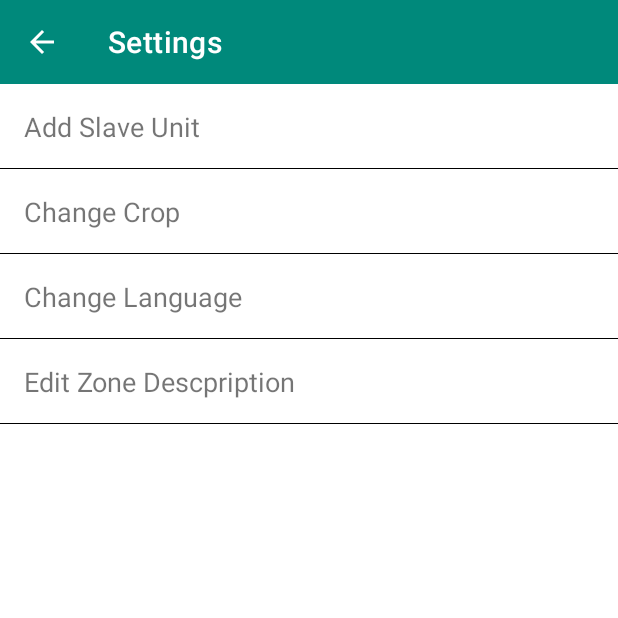
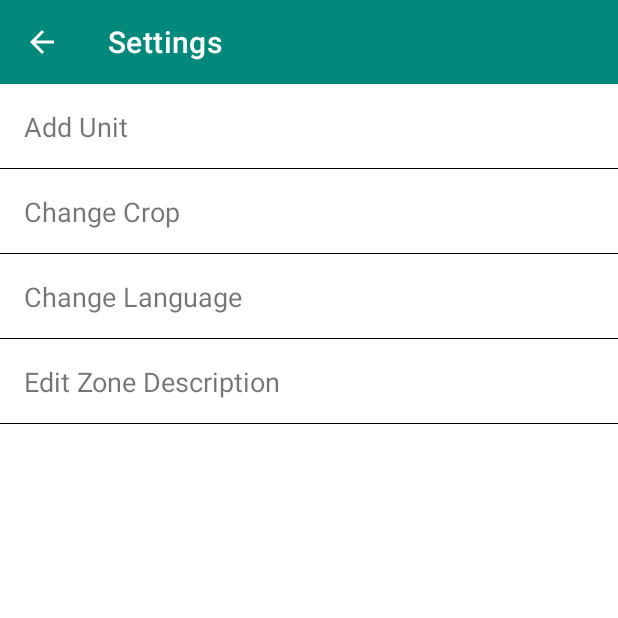
Before and after one commit to kaustubh98/Plant-and-soil-monitoring-system, an Android app: the screen it shows after launch once a user with an empty profile is signed in (Settings), in the options menu, after a tap on "Settings", on a phone screen of 412 x 824 dp, the top half of it. Run offline under Robolectric (Android 15) with nearby library versions, the phone set to English and light mode, and no system bars; our stand-ins replace Firebase (no records; nobody signed in at launch, a user with empty details on screens opened directly); libraries missing offline, so code that uses them is left out: com.itextpdf.text; 1 statement that could not run was skipped.

Commit message:
Added Multilanguage Support and resolved zones bug

```diff
--- a/app/src/main/java/com/example/plantmonitoringsystem/Fragments/FragmentAverage.java
+++ b/app/src/main/java/com/example/plantmonitoringsystem/Fragments/FragmentAverage.java
@@ -46,7 +46,6 @@ public class FragmentAverage extends Fragment {
     private RecyclerView recyclerView;
     private LinearLayout nullview;
     private static String moisture,humidity,temp,light;
-    private ProgressDialog progressDialog;
 
     public FragmentAverage() {
         // Required empty public constructor
@@ -116,18 +115,17 @@ public class FragmentAverage extends Fragment {
                     values.add(1, humidity);
                     values.add(2, moisture);
                     values.add(3, light);
-                    CardViewAdapter adapter = new CardViewAdapter(values);
+                    CardViewAdapter adapter = new CardViewAdapter(getContext(),values);
                     recyclerView.setVisibility(View.VISIBLE);
                     nullview.setVisibility(View.GONE);
                     recyclerView.setAdapter(adapter);
                     recyclerView.setLayoutManager(new GridLayoutManager(getContext(), 2));
 
-                    progressDialog.dismiss();
-
                     //for handling click events
                     adapter.setListener(new CardViewAdapter.Listener() {
                         @Override
                         public void onClick(int position) {
+
                             switch (position) {
                                 case 0:
                                     i.putExtra("Parameter", "Temperature");
--- a/app/src/main/java/com/example/plantmonitoringsystem/Fragments/FragmentZonal.java
+++ b/app/src/main/java/com/example/plantmonitoringsystem/Fragments/FragmentZonal.java
@@ -42,6 +42,7 @@ public class FragmentZonal extends Fragment {
     private ArrayList<Float> Tlist = new ArrayList<Float>();
     private ArrayList<Float> Hlist = new ArrayList<Float>();
     private ArrayList<Float> Mlist = new ArrayList<Float>();
+    private ArrayList<String>ZoneID = new ArrayList<>();
     private ArrayList<String> desList = new ArrayList<String>();
     private DatabaseReference reference;
     private FirebaseUser user;
@@ -84,6 +85,9 @@ public class FragmentZonal extends Fragment {
                 DataSnapshot light = dataSnapshot.child("LightIntensity");
                 DataSnapshot moitst = dataSnapshot.child("Moisture");
 
+                ZoneID.add(0,dataSnapshot.getKey());
+                Log.e("Key", dataSnapshot.getKey() );
+
                 for (DataSnapshot child : humid.getChildren()) {
                     humidity = child.getValue(String.class).split("_")[0];
                 }
@@ -124,7 +128,7 @@ public class FragmentZonal extends Fragment {
                         Intent intent = new Intent(getContext(), ZonalDetails.class);
                         intent.putExtra("Title",desList.get(position));
                         int temp = position+1;
-                        intent.putExtra("ZoneID","zone"+temp);
+                        intent.putExtra("ZoneID",ZoneID.get(position));
                         startActivity(intent);
                     }
                 });
--- a/app/src/main/java/com/example/plantmonitoringsystem/MainActivity.java
+++ b/app/src/main/java/com/example/plantmonitoringsystem/MainActivity.java
@@ -123,7 +123,7 @@ public class MainActivity extends AppCompatActivity {
 
                     try {
                         if (dataSnapshot.getValue(Integer.class) != 0) {
-                            PagerAdapter adapter = new PagerAdapter(getSupportFragmentManager());
+                            PagerAdapter adapter = new PagerAdapter(getSupportFragmentManager(),getBaseContext());
                             ViewPager viewPager = findViewById(R.id.view_pager);
                             viewPager.setAdapter(adapter);
                             TabLayout tabLayout = findViewById(R.id.tabs);
--- a/app/src/main/java/com/example/plantmonitoringsystem/Settings.java
+++ b/app/src/main/java/com/example/plantmonitoringsystem/Settings.java
@@ -1,12 +1,20 @@
 package com.example.plantmonitoringsystem;
 
 import androidx.appcompat.app.ActionBar;
+import androidx.appcompat.app.AlertDialog;
 import androidx.appcompat.app.AppCompatActivity;
 import androidx.appcompat.widget.Toolbar;
 
+import android.app.Activity;
+import android.content.DialogInterface;
 import android.content.Intent;
+import android.content.SharedPreferences;
+import android.content.res.Configuration;
 import android.os.Bundle;
 import android.view.View;
+import android.widget.TextView;
+
+import java.util.Locale;
 
 public class Settings extends AppCompatActivity {
 
@@ -15,11 +23,14 @@ public class Settings extends AppCompatActivity {
         super.onCreate(savedInstanceState);
         setContentView(R.layout.activity_settings);
 
+        //load the language
+        loadLocale();
+
         //setup toolbar
         Toolbar toolbar = findViewById(R.id.toolbar_setting);
         setSupportActionBar(toolbar);
         ActionBar actionBar = getSupportActionBar();
-        actionBar.setTitle("Settings");
+        actionBar.setTitle(R.string.settings);
         actionBar.setDisplayHomeAsUpEnabled(true);
     }
 
@@ -27,4 +38,55 @@ public class Settings extends AppCompatActivity {
         Intent i = new Intent(Settings.this,ConfigureHardware.class);
         startActivity(i);
     }
+
+    //change language
+    public void changeLanguage(View view){
+        String[] languages = {"English","हिन्दी","ગુજરાતી"};
+
+        final AlertDialog.Builder builder = new AlertDialog.Builder(this);
+        builder.setTitle(R.string.chooseLanguge);
+        builder.setSingleChoiceItems(languages, -1, new DialogInterface.OnClickListener() {
+            @Override
+            public void onClick(DialogInterface dialogInterface, int i) {
+
+                //set the language
+                switch (i){
+                    case 0:
+                        setlocale("en");
+                        break;
+                    case 1:
+                        setlocale("hi");
+                        break;
+                    case 2:
+                        setlocale("gu");
+                        break;
+                }
+
+                dialogInterface.dismiss();
+            }
+        });
+
+        AlertDialog dialog = builder.create();
+        dialog.show();
+    }
+
+    private void setlocale(String language){
+
+        Locale locale = new Locale(language);
+        Locale.setDefault(locale);
+        Configuration configuration = new Configuration();
+        configuration.locale = locale;
+        getBaseContext().getResources().updateConfiguration(configuration,getBaseContext().getResources().getDisplayMetrics());
+
+        //save the settings
+        SharedPreferences.Editor editor = getSharedPreferences("Settings", Activity.MODE_PRIVATE).edit();
+        editor.putString("Language",language);
+        editor.apply();
+    }
+
+    public void loadLocale(){
+        SharedPreferences prefs = getSharedPreferences("Settings", Activity.MODE_PRIVATE);
+        String language = prefs.getString("Language","");
+        setlocale(language);
+    }
 }
--- a/app/src/main/java/com/example/plantmonitoringsystem/ZonalDetails.java
+++ b/app/src/main/java/com/example/plantmonitoringsystem/ZonalDetails.java
@@ -36,7 +36,7 @@ public class ZonalDetails extends AppCompatActivity {
         }
 
         //set up the fragments
-        ZonalDetailAdapater adapter = new ZonalDetailAdapater(getSupportFragmentManager(),zoneID);
+        ZonalDetailAdapater adapter = new ZonalDetailAdapater(getSupportFragmentManager(),getBaseContext(),zoneID);
         ViewPager viewPager = findViewById(R.id.view_pager_Zonal);
         TabLayout tabLayout = findViewById(R.id.tabsZonal);
         viewPager.setAdapter(adapter);
--- a/app/src/main/res/layout/activity_settings.xml
+++ b/app/src/main/res/layout/activity_settings.xml
@@ -21,7 +21,7 @@
         android:layout_height="@dimen/settingTextViewLength"
         android:layout_marginTop="@dimen/SettingTextLeftPadding"
         android:layout_marginBottom="@dimen/SettingTextLeftPadding"
-        android:text="Add Slave Unit"
+        android:text="@string/addUnit"
         android:onClick="addUnit"
         android:paddingLeft="@dimen/SettingTextLeftPadding"
         android:textSize="@dimen/settingTextSize" />
@@ -48,13 +48,14 @@
         android:background="@color/common_google_signin_btn_text_dark_focused" />
 
     <TextView
-        android:id="@+id/textView5"
+        android:id="@+id/changeLanguage"
         android:layout_width="match_parent"
         android:layout_height="@dimen/settingTextViewLength"
         android:layout_marginTop="@dimen/SettingTextLeftPadding"
         android:layout_marginBottom="@dimen/SettingTextLeftPadding"
-        android:text="Change Language"
+        android:text="@string/changeLanguage"
         android:paddingLeft="@dimen/SettingTextLeftPadding"
+        android:onClick="changeLanguage"
         android:textSize="@dimen/settingTextSize" />
 
     <View
@@ -69,7 +70,7 @@
         android:layout_height="@dimen/settingTextViewLength"
         android:layout_marginTop="@dimen/SettingTextLeftPadding"
         android:layout_marginBottom="@dimen/SettingTextLeftPadding"
-        android:text="Edit Zone Descpription"
+        android:text="@string/zoneDescription"
         android:paddingLeft="@dimen/SettingTextLeftPadding"
         android:textSize="@dimen/settingTextSize" />
 
--- a/app/src/main/res/menu/menu_main.xml
+++ b/app/src/main/res/menu/menu_main.xml
@@ -3,14 +3,14 @@
 
     <item
         android:id="@+id/sendData"
-        android:title="Share Farm Data" />
+        android:title="@string/shareData" />
     <item
         android:id="@+id/FarmImage"
         android:title="Share Farm Images" />
     <item
         android:id="@+id/setting"
-        android:title="Settings" />
+        android:title="@string/settings" />
     <item
         android:id="@+id/signOut"
-        android:title="Sign Out" />
+        android:title="@string/SignOut" />
 </menu>
--- a/app/src/main/res/values/strings.xml
+++ b/app/src/main/res/values/strings.xml
@@ -1,6 +1,5 @@
 <resources>
     <string name="app_name" translatable="false">My Farm</string>
-    <string name="title_activity_test">test</string>
 
     <string name="Temperature">Temperature</string>
     <string name="Humidity">Humidity</string>
@@ -10,7 +9,16 @@
     <string name="average">Average</string>
     <string name="zones">Zones</string>
 
-    <string name="addUnit" translatable="false">Add Unit</string>
+    <string name="addUnit">Add Unit</string>
     <string name="loactionDescription">Add description about unit\'s location</string>
 
+    <string name="chooseLanguge">Choose Language</string>
+    <string name="settings">Settings</string>
+
+    <string name="shareData">Share Farm Data</string>
+    <string name="SignOut">Sign Out</string>
+
+    <string name="changeLanguage">Change Language</string>
+    <string name="zoneDescription">Edit Zone Description</string>
+
 </resources>
```
Also changed, not shown: app/src/main/java/com/example/plantmonitoringsystem/ParameterList.java (+4 -4 lines), app/src/main/java/com/example/plantmonitoringsystem/SupportClasses/CardViewAdapter.java (+8 -8 lines), app/src/main/java/com/example/plantmonitoringsystem/SupportClasses/PagerAdapter.java (+7 -3 lines), app/src/main/java/com/example/plantmonitoringsystem/SupportClasses/ZonalDetailAdapater.java (+10 -5 lines), 2 other files.
